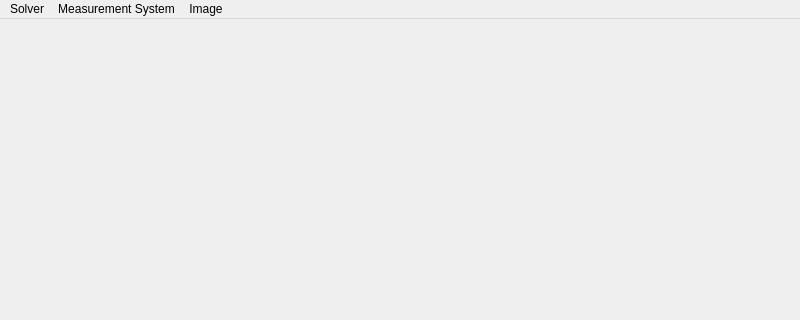
Above: mainwindow.ui from pgebhardt/eitViewer before the change; both pictures show x 0 to 800 and y 0 to 320 of the 800 by 840 pixel window. Below: the same form after it.
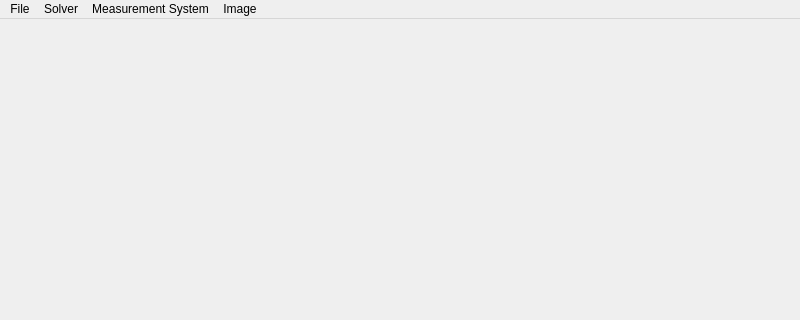
That is the form after the change.

```diff
--- a/mainwindow.ui
+++ b/mainwindow.ui
@@ -20,7 +20,7 @@
      <x>0</x>
      <y>0</y>
      <width>800</width>
-     <height>25</height>
+     <height>23</height>
     </rect>
    </property>
    <widget class="QMenu" name="menuSolver">
@@ -52,6 +52,15 @@
     <addaction name="actionConnect"/>
     <addaction name="actionDisconnect"/>
    </widget>
+   <widget class="QMenu" name="menuFile">
+    <property name="title">
+     <string>File</string>
+    </property>
+    <addaction name="actionOpen"/>
+    <addaction name="separator"/>
+    <addaction name="actionExit"/>
+   </widget>
+   <addaction name="menuFile"/>
    <addaction name="menuSolver"/>
    <addaction name="menuMeasurement_System"/>
    <addaction name="menuImage"/>
```
Left out of the diff: 10 changed lines with no effect on the pictures.
